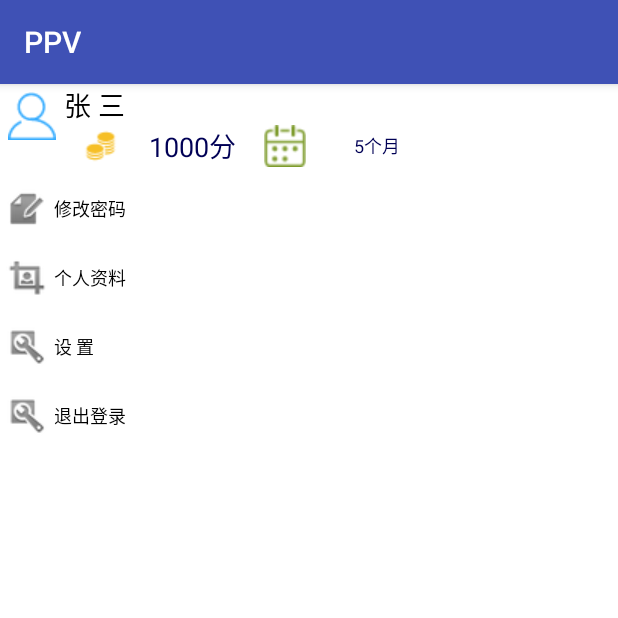
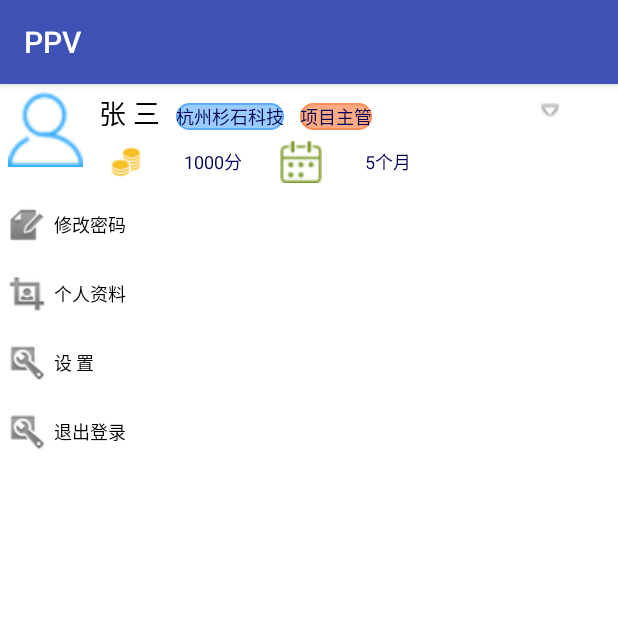
Before and after one commit to zst96226/PPVPorject, an Android app: the fragment OneSelfView shown on its own in the app's theme, on a phone screen of 412 x 824 dp, the top half of it. Run offline under Robolectric (Android 15) with nearby library versions, the phone set to English and light mode, and no system bars.

Commit message:
18:11 2017/2/6 by yhp

```diff
--- a/app/src/main/java/com/example/beyondsys/ppv/activity/OneSelfView.java
+++ b/app/src/main/java/com/example/beyondsys/ppv/activity/OneSelfView.java
@@ -11,7 +11,10 @@ import android.view.LayoutInflater;
 import android.view.View;
 import android.view.ViewGroup;
 import android.widget.EditText;
+import android.widget.ImageView;
 import android.widget.LinearLayout;
+import android.widget.ListView;
+import android.widget.RelativeLayout;
 import android.widget.Toast;
 
 import com.example.beyondsys.ppv.R;
@@ -25,6 +28,9 @@ public class OneSelfView extends Fragment {
 private LinearLayout personInfoLayout;
     private LinearLayout passwordChangeLayout,qiutLayout;
     private CustomDialog dialog;
+    private RelativeLayout changeTeam_layout;
+    private ListView child_list;
+    private ImageView show_team;
     @Override
     public View onCreateView(LayoutInflater inflater, ViewGroup container,
                              Bundle savedInstanceState) {
@@ -41,6 +47,9 @@ private LinearLayout personInfoLayout;
         personInfoLayout=(LinearLayout)rootView.findViewById(R.id.personInfo_layout);
         passwordChangeLayout=(LinearLayout)rootView.findViewById(R.id.passwordChange_layout);
         qiutLayout=(LinearLayout)rootView.findViewById( R.id.quit_layout);
+        changeTeam_layout=(RelativeLayout)rootView.findViewById(R.id.changeTeam_layout);
+        child_list=(ListView)rootView.findViewById(R.id.wid_list);
+        show_team=(ImageView)rootView.findViewById(R.id.show_team);
     }
 
     private void setListener()
@@ -66,6 +75,19 @@ private LinearLayout personInfoLayout;
                        "已退出登录！", Toast.LENGTH_LONG);
                 toast.setGravity(Gravity.CENTER, 0, 0);
                 toast.show();
+            }
+        });
+        changeTeam_layout.setOnClickListener(new View.OnClickListener() {
+            @Override
+            public void onClick(View v) {
+                if (child_list.getVisibility() == View.GONE) {
+                    child_list.setVisibility(View.VISIBLE);
+                   // SetList();
+                    show_team.setImageResource(R.drawable.arrow_up_float);
+                } else {
+                    child_list.setVisibility(View.GONE);
+                   show_team.setImageResource(R.drawable.arrow_down_float);
+                }
             }
         });
     }
--- /dev/null
+++ b/app/src/main/res/drawable/radiusbordel_orange.xml
@@ -0,0 +1,9 @@
+<?xml version="1.0" encoding="utf-8"?>
+<shape xmlns:android="http://schemas.android.com/apk/res/android">
+    <solid android:color="#ffaa82" />
+    <corners android:topLeftRadius="20dp"
+        android:topRightRadius="20dp"
+        android:bottomRightRadius="20dp"
+        android:bottomLeftRadius="20dp"/>
+    <stroke android:width="1dp" android:color="#fc8d58" />
+</shape>
--- /dev/null
+++ b/app/src/main/res/drawable/radiusborder_blue.xml
@@ -0,0 +1,9 @@
+<?xml version="1.0" encoding="utf-8"?>
+<shape xmlns:android="http://schemas.android.com/apk/res/android">
+    <solid android:color="#99CCFF" />
+    <corners android:topLeftRadius="20dp"
+        android:topRightRadius="20dp"
+        android:bottomRightRadius="20dp"
+        android:bottomLeftRadius="20dp"/>
+    <stroke android:width="1dp" android:color="#5cadfd" />
+</shape>
--- a/app/src/main/res/layout/oneself_view.xml
+++ b/app/src/main/res/layout/oneself_view.xml
@@ -18,22 +18,77 @@
             android:orientation="horizontal">
 
             <ImageView android:id="@+id/person_img"
-                android:layout_width="wrap_content"
-                android:layout_height="wrap_content"
+                android:layout_width="50sp"
+                android:layout_height="50sp"
                 android:src="@drawable/oneself_yes"
                 android:layout_margin="5sp"/>
 
-            <LinearLayout android:orientation="vertical"
+            <LinearLayout
+                android:orientation="vertical"
                 android:layout_width="match_parent"
                 android:layout_height="wrap_content">
-
+                <LinearLayout
+                    android:layout_marginTop="5sp"
+                    android:layout_marginBottom="5sp"
+                    android:layout_width="match_parent"
+                    android:layout_height="wrap_content"
+                    android:orientation="horizontal">
                     <TextView android:id="@+id/personname_tex"
                         android:layout_width="wrap_content"
                         android:layout_height="wrap_content"
                         android:textColor="@color/mainFont"
                         android:gravity="center"
+                        android:layout_marginLeft="5sp"
+                        android:layout_marginRight="5sp"
                         android:text="张 三"
                         android:textSize="18sp" />
+                    <RelativeLayout
+                        android:id="@+id/changeTeam_layout"
+                        android:layout_width="wrap_content"
+                        android:layout_height="wrap_content">
+
+                        <TextView android:id="@+id/personteam_tex"
+                            android:layout_width="wrap_content"
+                            android:layout_height="wrap_content"
+                            android:textColor="@color/infoFont"
+                            android:gravity="center"
+                            android:background="@drawable/radiusborder_blue"
+                            android:layout_marginLeft="5sp"
+                            android:layout_marginRight="5sp"
+                            android:text="杭州杉石科技"
+                            android:textSize="12sp" />
+                        <TextView
+                            android:id="@+id/personlevel_tex"
+                            android:layout_width="wrap_content"
+                            android:layout_height="wrap_content"
+                            android:textColor="@color/infoFont"
+                            android:layout_toRightOf="@+id/personteam_tex"
+                            android:gravity="center"
+                            android:background="@drawable/radiusbordel_orange"
+                            android:layout_marginLeft="5sp"
+                            android:layout_marginRight="5sp"
+                            android:text="项目主管"
+                            android:textSize="12sp" />
+                        <LinearLayout
+                            android:layout_width="50sp"
+                            android:layout_height="wrap_content"
+                            android:layout_alignParentRight="true"
+                            android:gravity="center"
+                            android:layout_gravity="right"
+                            android:layout_marginLeft="10sp"
+                            android:layout_marginRight="20sp"
+                            >
+                            <ImageView
+                                android:id="@+id/show_team"
+                                android:layout_width="wrap_content"
+                                android:layout_height="wrap_content"
+                                android:layout_gravity="center"
+                                android:src="@drawable/arrow_down_float"/>
+                        </LinearLayout>
+                    </RelativeLayout>
+
+                </LinearLayout>
+
                 <LinearLayout
                     android:layout_width="match_parent"
                     android:layout_height="wrap_content"
@@ -55,7 +110,7 @@
                         android:gravity="center"
                         android:layout_gravity="center_vertical"
                         android:text="1000分"
-                        android:textSize="18sp" />
+                        android:textSize="12sp" />
                     <ImageView
                         android:layout_width="0sp"
                         android:layout_weight="0.8"
@@ -77,6 +132,18 @@
             </LinearLayout>
 
         </LinearLayout>
+        <ScrollView
+            android:layout_width="match_parent"
+            android:layout_height="wrap_content">
+            <LinearLayout
+                android:layout_width="match_parent"
+                android:layout_height="wrap_content"
+                android:orientation="vertical">
+                <com.example.beyondsys.ppv.tools.ListViewForScrollView
+                    android:id="@+id/wid_list"
+                    android:layout_width="match_parent"
+                    android:layout_height="match_parent"
+                    android:visibility="gone"/>
                 <LinearLayout
                     android:id="@+id/passwordChange_layout"
                     android:layout_width="match_parent"
@@ -164,4 +231,8 @@
                         android:text="@string/quit" />
                 </LinearLayout>
             </LinearLayout>
+        </ScrollView>
+
+
     </LinearLayout>
+</LinearLayout>
```
Also changed, not shown: app/src/main/java/com/example/beyondsys/ppv/activity/WorkItemDetail.java (+22 -0 lines), app/src/main/res/layout/teamliststyle.xml (added, +59 -0 lines). Lines whose indentation alone changed are shown as unchanged.
